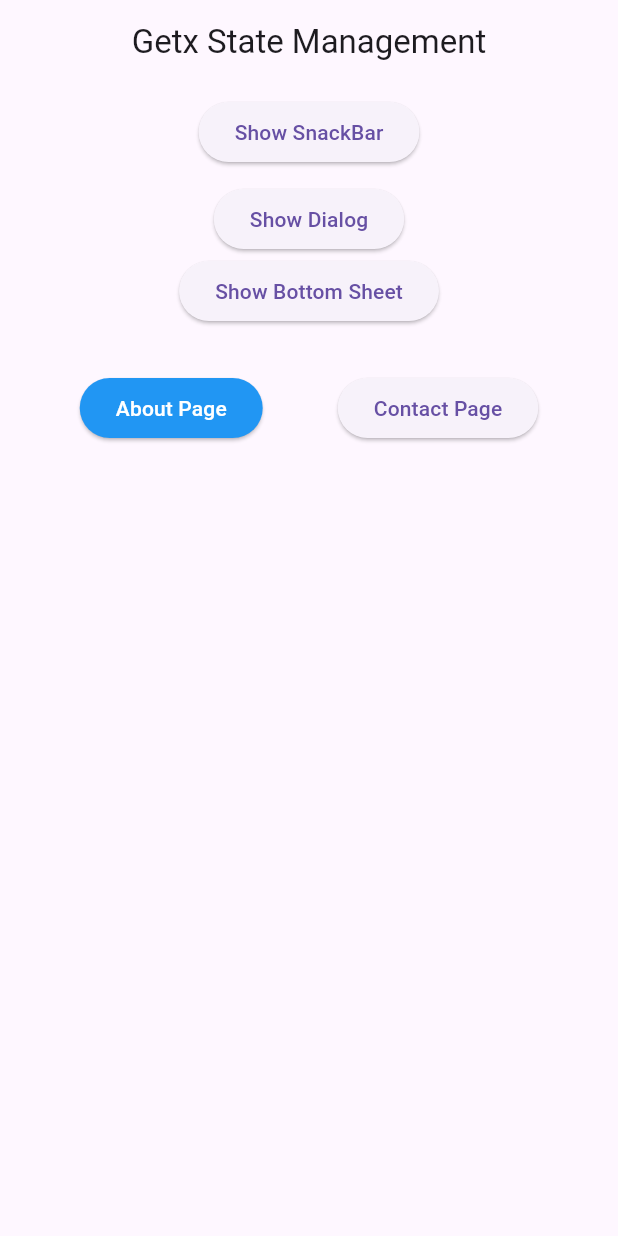
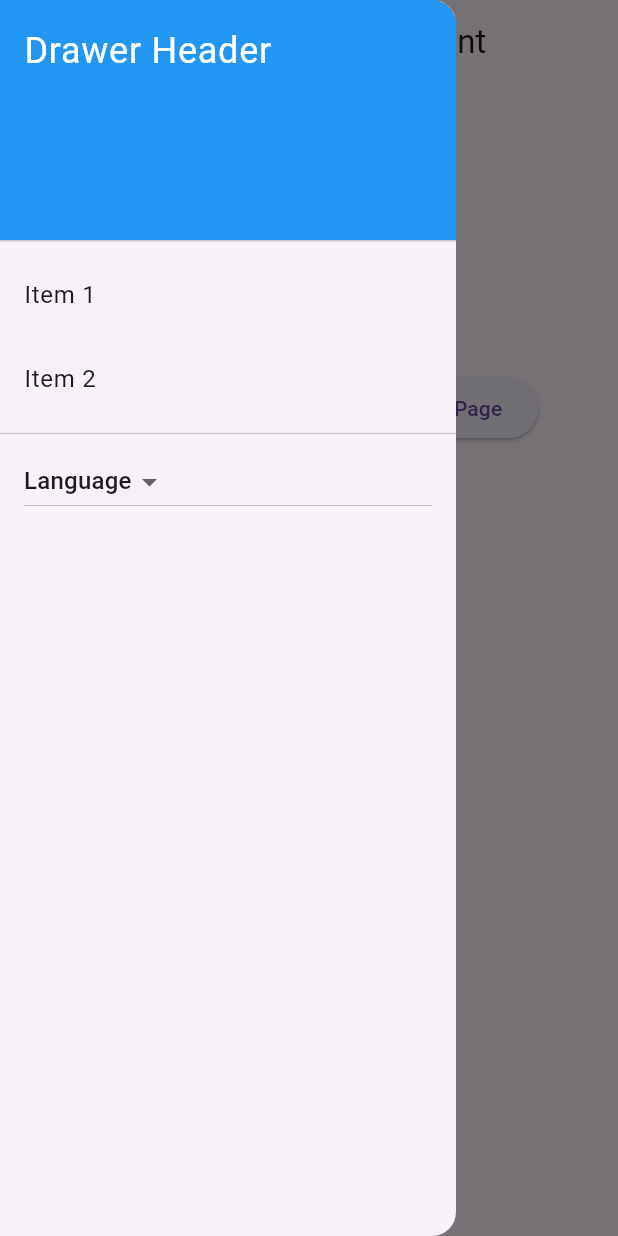
Before and after one commit to Khammunh/learn_getx, a Flutter app: the screen it shows after launch, with the side drawer open (before the commit the screen has no drawer), on a phone screen of 412 x 824 dp. Run offline on Flutter 3.47's test engine with Material 3 defaults, Android fonts, the phone set to English and light mode, and no system bars; our stand-ins replace get.

Commit message:
language change

```diff
--- /dev/null
+++ b/lib/components/languages.dart
@@ -0,0 +1,15 @@
+import 'package:get/get.dart';
+
+class Language extends Translations {
+  @override
+  Map<String, Map<String, String>> get keys => {
+        'en': {
+          'heading': 'Welcome to Flutter',
+          'dec': 'Please learn getx',
+        },
+        'lao': {
+          'heading': 'ສະບາຍດີ Flutter',
+          'dec': 'ກະລຸນາຮຽນ getx',
+        }
+      };
+}
--- /dev/null
+++ b/lib/components/routes.dart
@@ -0,0 +1,20 @@
+import 'package:get/get.dart';
+
+import '../home_page.dart';
+import '../pages/about_screen.dart';
+import '../pages/contact_screen.dart';
+
+var allPageRoutes = [
+  GetPage(
+    name: '/',
+    page: () => const HomePage(),
+  ),
+  GetPage(
+    name: '/about',
+    page: () => const AboutScreen(),
+  ),
+  GetPage(
+      name: '/contact',
+      page: () => const ContactScreen(),
+      transition: Transition.rightToLeft),
+];
--- a/lib/home_page.dart
+++ b/lib/home_page.dart
@@ -1,9 +1,12 @@
 // ignore_for_file: prefer_const_constructors
 
 import 'package:flutter/material.dart';
+import 'package:get/get.dart';
 import 'package:getx/components/bottom_sheet.dart';
 
 import 'package:getx/components/dialog_box.dart';
+import 'package:getx/pages/drawer.dart';
+import 'package:getx/pages/language_change.dart';
 
 import 'components/snacbar.dart';
 
@@ -13,6 +16,7 @@ class HomePage extends StatelessWidget {
   @override
   Widget build(BuildContext context) {
     return Scaffold(
+      drawer: MyDrawer(),
       appBar: AppBar(
         centerTitle: true,
         title: const Text('Getx State Management'),
@@ -51,7 +55,9 @@ class HomePage extends StatelessWidget {
                 mainAxisAlignment: MainAxisAlignment.center,
                 children: [
                   ElevatedButton(
-                    onPressed: () {},
+                    onPressed: () {
+                      Get.toNamed('/about');
+                    },
                     style:
                         ElevatedButton.styleFrom(backgroundColor: Colors.blue),
                     child: Text(
@@ -61,11 +67,20 @@ class HomePage extends StatelessWidget {
                   ),
                   const SizedBox(width: 50),
                   ElevatedButton(
-                    onPressed: () {},
+                    onPressed: () {
+                      Get.toNamed('/contact');
+                    },
                     child: const Text('Contact Page'),
                   ),
                 ],
-              )
+              ),
+              const SizedBox(height: 50),
+              ElevatedButton(
+                onPressed: () {
+                  Get.to(LanguageChange());
+                },
+                child: const Text('Language'),
+              ),
             ],
           ),
         ),
--- a/lib/main.dart
+++ b/lib/main.dart
@@ -1,5 +1,7 @@
 import 'package:flutter/material.dart';
 import 'package:get/get.dart';
+import 'package:getx/components/languages.dart';
+import 'package:getx/components/routes.dart';
 
 import 'home_page.dart';
 
@@ -14,9 +16,13 @@ class MyApp extends StatelessWidget {
 
   @override
   Widget build(BuildContext context) {
-    return const GetMaterialApp(
+    return GetMaterialApp(
       debugShowCheckedModeBanner: false,
-      home: HomePage(),
+      locale: const Locale('en'),
+      fallbackLocale: const Locale('en'),
+      translations: Language(),
+      getPages: allPageRoutes,
+      home: const HomePage(),
     );
   }
 }
--- /dev/null
+++ b/lib/pages/drawer.dart
@@ -0,0 +1,81 @@
+import 'package:flutter/material.dart';
+import 'package:get/get.dart';
+
+class MyDrawer extends StatefulWidget {
+  const MyDrawer({super.key});
+
+  @override
+  State<MyDrawer> createState() => _MyDrawerState();
+}
+
+class _MyDrawerState extends State<MyDrawer> {
+  @override
+  Widget build(BuildContext context) {
+    // String _selectedItem = 'Language';
+    String _selectedItem = 'Language';
+    return Drawer(
+      child: ListView(
+        padding: EdgeInsets.zero,
+        children: <Widget>[
+          DrawerHeader(
+            decoration: BoxDecoration(
+              color: Colors.blue,
+            ),
+            child: Text(
+              'Drawer Header',
+              style: TextStyle(
+                color: Colors.white,
+                fontSize: 24,
+              ),
+            ),
+          ),
+          ListTile(
+            title: Text('Item 1'),
+            onTap: () {
+              // Add your onTap functionality here
+              Navigator.pop(context); // Close the drawer
+            },
+          ),
+          ListTile(
+            title: Text('Item 2'),
+            onTap: () {
+              // Add your onTap functionality here
+              Navigator.pop(context); // Close the drawer
+            },
+          ),
+          // Add a divider
+          Divider(),
+          // Add a dropdown menu
+          Padding(
+            padding: EdgeInsets.symmetric(horizontal: 16),
+            child: DropdownButton<String>(
+              value: _selectedItem,
+              onChanged: (String? newValue) {
+                setState(() {
+                  _selectedItem =
+                      newValue ?? 'Language'; // Ensure newValue is not null
+
+                  // Update locale to 'lao' when 'lao' is selected
+                  if (_selectedItem == 'lao') {
+                    Get.updateLocale(const Locale('lao'));
+                  }
+                  // Update locale to 'en' when 'en' is selected
+                  else if (_selectedItem == 'en') {
+                    Get.updateLocale(const Locale('en'));
+                  }
+                });
+              },
+              items: <String>['Language', 'en', 'lao']
+                  .map<DropdownMenuItem<String>>((String value) {
+                return DropdownMenuItem<String>(
+                  value: value,
+                  child: Text(value),
+                );
+              }).toList(),
+            ),
+          ),
+        ],
+      ),
+    );
+  }
+}
```
Also changed, not shown: lib/pages/language_change.dart (added, +47 -0 lines).
